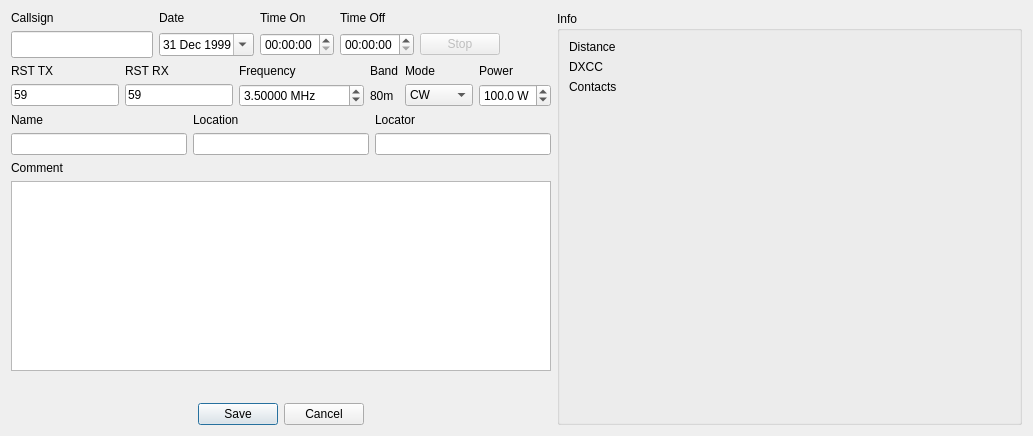
Old version of the form newcontactwidget.ui in the repository 7h0ma5/OpenShack.
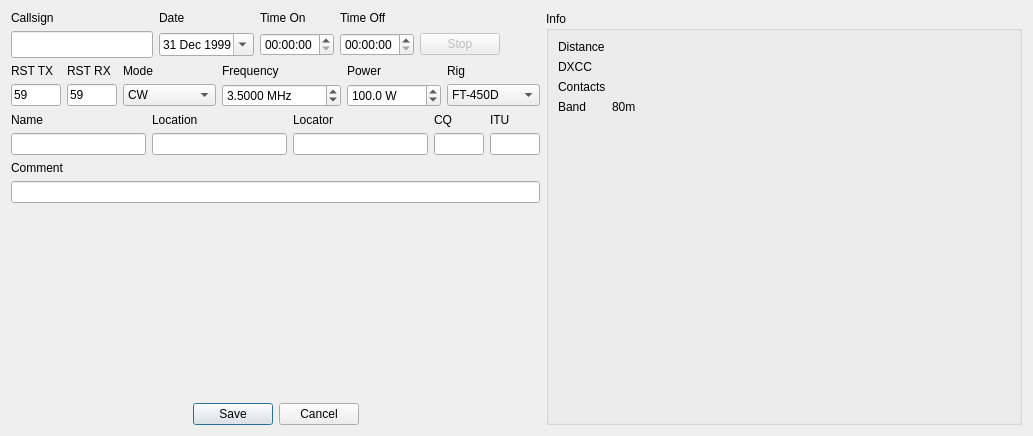
New version of the form.

```diff
--- a/newcontactwidget.ui
+++ b/newcontactwidget.ui
@@ -110,7 +110,7 @@
          </property>
          <property name="dateTime">
           <datetime>
-           <hour>11</hour>
+           <hour>8</hour>
            <minute>0</minute>
            <second>0</second>
            <year>1999</year>
@@ -143,6 +143,51 @@
      </item>
      <item>
       <layout class="QGridLayout" name="gridLayout_2">
+       <item row="1" column="1">
+        <widget class="QLineEdit" name="txRstEdit">
+         <property name="sizePolicy">
+          <sizepolicy hsizetype="Fixed" vsizetype="Fixed">
+           <horstretch>0</horstretch>
+           <verstretch>0</verstretch>
+          </sizepolicy>
+         </property>
+         <property name="maximumSize">
+          <size>
+           <width>50</width>
+           <height>16777215</height>
+          </size>
+         </property>
+         <property name="text">
+          <string>59</string>
+         </property>
+         <property name="maxLength">
+          <number>8</number>
+         </property>
+        </widget>
+       </item>
+       <item row="0" column="5">
+        <widget class="QLabel" name="powerLabel">
+         <property name="text">
+          <string>Power</string>
+         </property>
+        </widget>
+       </item>
+       <item row="1" column="5">
+        <widget class="QDoubleSpinBox" name="powerEdit">
+         <property name="suffix">
+          <string> W</string>
+         </property>
+         <property name="decimals">
+          <number>1</number>
+         </property>
+         <property name="maximum">
+          <double>500.000000000000000</double>
+         </property>
+         <property name="value">
+          <double>100.000000000000000</double>
+         </property>
+        </widget>
+       </item>
        <item row="0" column="1">
         <widget class="QLabel" name="txRstLabel">
          <property name="text">
@@ -150,13 +195,13 @@
          </property>
         </widget>
        </item>
-       <item row="1" column="2">
+       <item row="1" column="3">
         <widget class="QDoubleSpinBox" name="frequencyEdit">
          <property name="suffix">
           <string notr="true"> MHz</string>
          </property>
          <property name="decimals">
-          <number>5</number>
+          <number>4</number>
          </property>
          <property name="maximum">
           <double>20000.000000000000000</double>
@@ -169,17 +214,47 @@
          </property>
         </widget>
        </item>
-       <item row="1" column="1">
-        <widget class="QLineEdit" name="txRstEdit">
+       <item row="0" column="0">
+        <widget class="QLabel" name="rxRstLabel">
          <property name="text">
-          <string>59</string>
+          <string>RST TX</string>
          </property>
-         <property name="maxLength">
-          <number>8</number>
+        </widget>
+       </item>
+       <item row="1" column="0">
+        <widget class="QLineEdit" name="rxRstEdit">
+         <property name="sizePolicy">
+          <sizepolicy hsizetype="Fixed" vsizetype="Fixed">
+           <horstretch>0</horstretch>
+           <verstretch>0</verstretch>
+          </sizepolicy>
          </property>
+         <property name="maximumSize">
+          <size>
+           <width>50</width>
+           <height>16777215</height>
+          </size>
+         </property>
+         <property name="text">
+          <string notr="true">59</string>
+         </property>
         </widget>
        </item>
-       <item row="1" column="4">
+       <item row="0" column="3">
+        <widget class="QLabel" name="frequencyLabel">
+         <property name="text">
+          <string>Frequency</string>
+         </property>
+        </widget>
+       </item>
+       <item row="0" column="2">
+        <widget class="QLabel" name="modeLabel">
+         <property name="text">
+          <string>Mode</string>
+         </property>
+        </widget>
+       </item>
+       <item row="1" column="2">
         <widget class="QComboBox" name="modeEdit">
          <item>
           <property name="text">
@@ -213,95 +288,26 @@
          </item>
         </widget>
        </item>
-       <item row="0" column="4">
-        <widget class="QLabel" name="modeLabel">
+       <item row="0" column="6">
+        <widget class="QLabel" name="rigLabel">
          <property name="text">
-          <string>Mode</string>
+          <string>Rig</string>
          </property>
         </widget>
        </item>
-       <item row="0" column="0">
-        <widget class="QLabel" name="rxRstLabel">
-         <property name="text">
-          <string>RST TX</string>
-         </property>
-        </widget>
-       </item>
-       <item row="1" column="3">
-        <widget class="QLabel" name="bandText">
-         <property name="text">
-          <string>80m</string>
-         </property>
-        </widget>
-       </item>
-       <item row="1" column="0">
-        <widget class="QLineEdit" name="rxRstEdit">
-         <property name="text">
-          <string notr="true">59</string>
-         </property>
-        </widget>
-       </item>
-       <item row="0" column="3">
-        <widget class="QLabel" name="bandLabel">
-         <property name="text">
-          <string>Band</string>
-         </property>
-        </widget>
-       </item>
-       <item row="0" column="2">
-        <widget class="QLabel" name="frequencyLabel">
-         <property name="text">
-          <string>Frequency</string>
-         </property>
-        </widget>
-       </item>
-       <item row="1" column="5">
-        <widget class="QDoubleSpinBox" name="powerEdit">
-         <property name="suffix">
-          <string> W</string>
-         </property>
-         <property name="decimals">
-          <number>1</number>
-         </property>
-         <property name="maximum">
-          <double>500.000000000000000</double>
-         </property>
-         <property name="value">
-          <double>100.000000000000000</double>
-         </property>
-        </widget>
-       </item>
-       <item row="0" column="5">
-        <widget class="QLabel" name="powerLabel">
-         <property name="text">
-          <string>Power</string>
-         </property>
+       <item row="1" column="6">
+        <widget class="QComboBox" name="rigEdit">
+         <item>
+          <property name="text">
+           <string notr="true">FT-450D</string>
+          </property>
+         </item>
         </widget>
        </item>
       </layout>
      </item>
      <item>
       <layout class="QGridLayout" name="gridLayout_3">
-       <item row="0" column="1">
-        <widget class="QLabel" name="locationLabel">
-         <property name="text">
-          <string>Location</string>
-         </property>
-        </widget>
-       </item>
-       <item row="1" column="0">
-        <widget class="QLineEdit" name="nameEdit"/>
-       </item>
-       <item row="1" column="1">
-        <widget class="QLineEdit" name="locationEdit"/>
-       </item>
-       <item row="1" column="2">
-        <widget class="QLineEdit" name="gridEdit">
-         <property name="maxLength">
-          <number>32767</number>
-         </property>
-        </widget>
-       </item>
        <item row="0" column="0">
         <widget class="QLabel" name="nameLabel">
          <property name="text">
@@ -309,6 +315,29 @@
          </property>
         </widget>
        </item>
+       <item row="1" column="2">
+        <widget class="QLineEdit" name="gridEdit">
+         <property name="maxLength">
+          <number>32767</number>
+         </property>
+        </widget>
+       </item>
+       <item row="1" column="3">
+        <widget class="QLineEdit" name="cqEdit">
+         <property name="sizePolicy">
+          <sizepolicy hsizetype="Fixed" vsizetype="Fixed">
+           <horstretch>0</horstretch>
+           <verstretch>0</verstretch>
+          </sizepolicy>
+         </property>
+         <property name="maximumSize">
+          <size>
+           <width>50</width>
+           <height>16777215</height>
+          </size>
+         </property>
+        </widget>
+       </item>
        <item row="0" column="2">
         <widget class="QLabel" name="gridLabel">
          <property name="text">
@@ -316,6 +345,49 @@
          </property>
         </widget>
        </item>
+       <item row="0" column="1">
+        <widget class="QLabel" name="locationLabel">
+         <property name="text">
+          <string>Location</string>
+         </property>
+        </widget>
+       </item>
+       <item row="1" column="0">
+        <widget class="QLineEdit" name="nameEdit"/>
+       </item>
+       <item row="1" column="1">
+        <widget class="QLineEdit" name="locationEdit"/>
+       </item>
+       <item row="1" column="4">
+        <widget class="QLineEdit" name="ituEdit">
+         <property name="sizePolicy">
+          <sizepolicy hsizetype="Fixed" vsizetype="Fixed">
+           <horstretch>0</horstretch>
+           <verstretch>0</verstretch>
+          </sizepolicy>
+         </property>
+         <property name="maximumSize">
+          <size>
+           <width>50</width>
+           <height>16777215</height>
+          </size>
+         </property>
+        </widget>
+       </item>
+       <item row="0" column="3">
+        <widget class="QLabel" name="cqLabel">
+         <property name="text">
+          <string>CQ</string>
+         </property>
+        </widget>
+       </item>
+       <item row="0" column="4">
+        <widget class="QLabel" name="ituLabel">
+         <property name="text">
+          <string>ITU</string>
+         </property>
+        </widget>
+       </item>
       </layout>
      </item>
      <item>
@@ -326,11 +398,7 @@
       </widget>
      </item>
      <item>
-      <widget class="QPlainTextEdit" name="commentEdit">
-       <property name="tabChangesFocus">
-        <bool>true</bool>
-       </property>
-      </widget>
+      <widget class="QLineEdit" name="commentEdit"/>
      </item>
      <item>
       <spacer name="verticalSpacer">
@@ -423,6 +491,20 @@
         </property>
        </widget>
       </item>
+      <item row="3" column="0">
+       <widget class="QLabel" name="bandLabel">
+        <property name="text">
+         <string>Band</string>
+        </property>
+       </widget>
+      </item>
+      <item row="3" column="1">
+       <widget class="QLabel" name="bandText">
+        <property name="text">
+         <string>80m</string>
+        </property>
+       </widget>
+      </item>
      </layout>
     </widget>
    </item>
```
Left out of the diff: 2 changed lines with no effect on the pictures.
